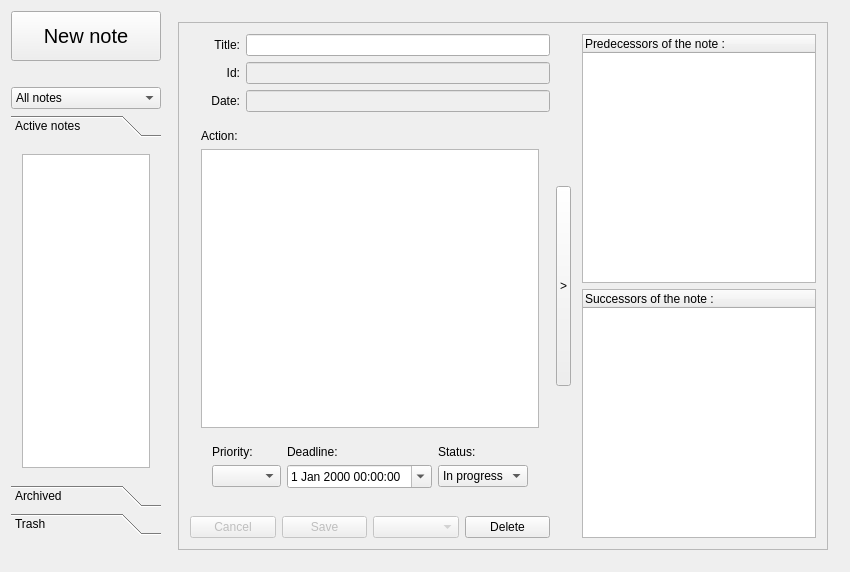
This is PluriNotes/plurinotes.ui in guillaumejounel/PluriNotes as Qt 5 draws it before an edit. The edited form follows.
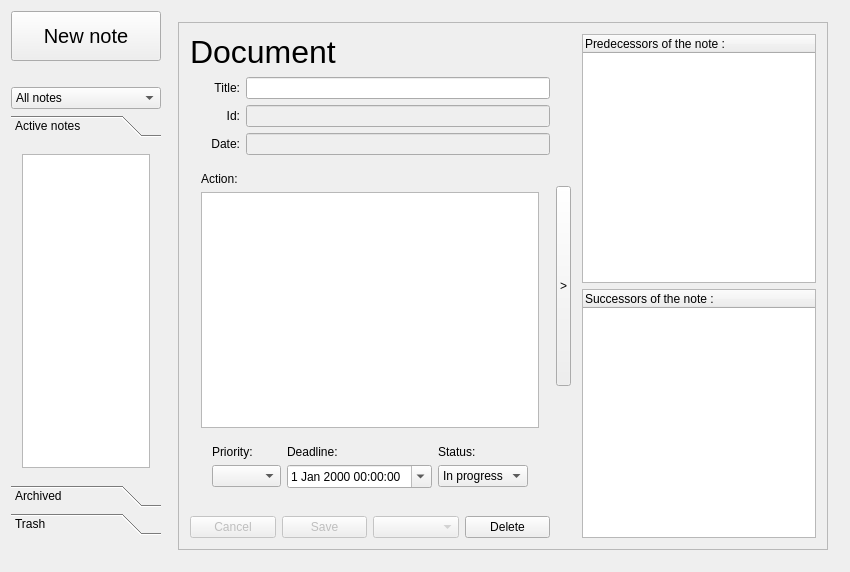
This is the edited form. The open tabs and pages were chosen to show the change.

Commit message: Added document type display

What changed in the file:
```diff
--- a/PluriNotes/plurinotes.ui
+++ b/PluriNotes/plurinotes.ui
@@ -254,6 +254,13 @@
               </property>
               <item>
                <layout class="QVBoxLayout" name="displayNoteWidget">
+                <item>
+                 <widget class="QLabel" name="noteTypeDisplayLabel">
+                  <property name="text">
+                   <string>&lt;html&gt;&lt;head/&gt;&lt;body&gt;&lt;p&gt;&lt;span style=&quot; font-size:24pt;&quot;&gt;Document&lt;/span&gt;&lt;/p&gt;&lt;/body&gt;&lt;/html&gt;</string>
+                  </property>
+                 </widget>
+                </item>
                 <item>
                  <layout class="QVBoxLayout" name="verticalLayout_12">
                   <item>
```
Left out of the diff: 6 changed lines with no effect on the pictures. The commit also changes 2 other files.
